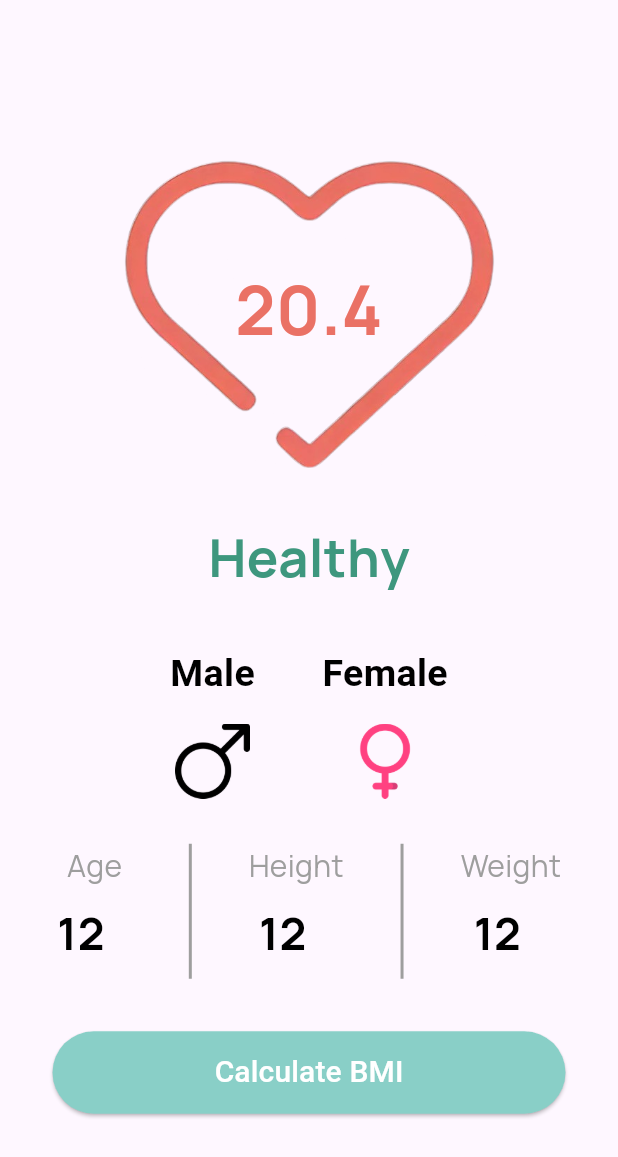
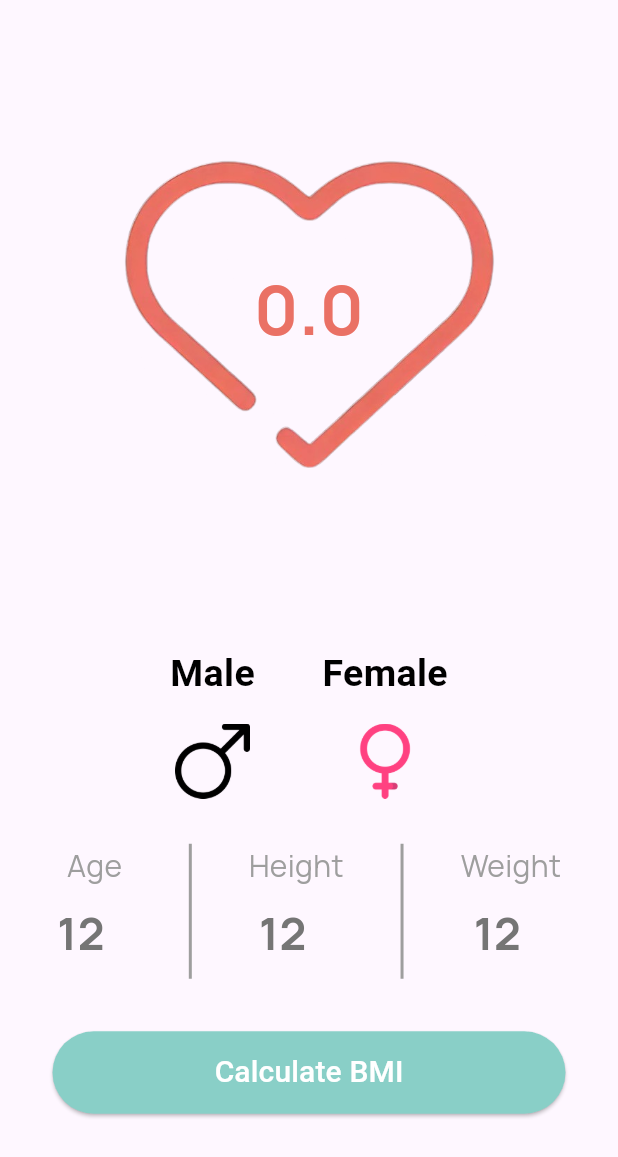
Before and after one commit to sagardhadke/bmi_wscube, a Flutter app: the screen it shows after launch, on a phone screen of 412 x 824 dp. Shown: the top 1157 px of the screen. Run offline on Flutter 3.47's test engine with Material 3 defaults, Android fonts, the phone set to English and light mode, and no system bars.

Commit message:
Added BMI Calculation

```diff
--- a/lib/bmiScreen.dart
+++ b/lib/bmiScreen.dart
@@ -1,7 +1,49 @@
 import 'package:flutter/material.dart';
 
-class MyBMI extends StatelessWidget {
+class MyBMI extends StatefulWidget {
   const MyBMI({super.key});
+
+  @override
+  State<MyBMI> createState() => _MyBMIState();
+}
+
+class _MyBMIState extends State<MyBMI> {
+  String bmiResult = '0.0';
+  String bmiStatus = '';
+  TextEditingController height = TextEditingController();
+  TextEditingController weight = TextEditingController();
+  TextEditingController age = TextEditingController();
+
+  void calculateBMI() {
+    try {
+      double heightInCm = double.parse(height.text);
+      double weightInKg = double.parse(weight.text);
+
+      double heightInMeters = heightInCm / 100;
+      double bmi = weightInKg / (heightInMeters * heightInMeters);
+
+      String status;
+      if (bmi < 18.5) {
+        status = "Underweight";
+      } else if (bmi < 25) {
+        status = "Healthy";
+      } else if (bmi < 30) {
+        status = "Overweight";
+      } else {
+        status = "Obese";
+      }
+
+      setState(() {
+        bmiResult = bmi.toStringAsFixed(1);
+        bmiStatus = status;
+      });
+    } catch (e) {
+      setState(() {
+        bmiResult = "0.0";
+        bmiStatus = "Invalid input";
+      });
+    }
+  }
 
   @override
   Widget build(BuildContext context) {
@@ -19,7 +61,7 @@ class MyBMI extends StatelessWidget {
                   height: 250,
                 ),
                 Text(
-                  "20.4",
+                  bmiResult,
                   style: TextStyle(
                       fontFamily: 'Manrope',
                       fontWeight: FontWeight.w700,
@@ -32,7 +74,7 @@ class MyBMI extends StatelessWidget {
               height: 15,
             ),
             Text(
-              "Healthy",
+              bmiStatus,
               style: TextStyle(
                   fontSize: 35,
                   fontWeight: FontWeight.bold,
@@ -105,6 +147,8 @@ class MyBMI extends StatelessWidget {
                     SizedBox(
                       width: 50,
                       child: TextField(
+                        controller: age,
+                        keyboardType: TextInputType.number,
                         style: TextStyle(
                             fontSize: 30,
                             fontWeight: FontWeight.bold,
@@ -114,8 +158,8 @@ class MyBMI extends StatelessWidget {
                           hintText: '12',
                           hintStyle: TextStyle(
                               fontSize: 30,
-                              fontWeight: FontWeight.bold,
-                              color: Colors.black,
+                              fontWeight: FontWeight.w600,
+                              color: Colors.grey.shade600,
                               fontFamily: 'Manrope'),
                           border: InputBorder.none,
                           focusedBorder: InputBorder.none,
@@ -144,6 +188,8 @@ class MyBMI extends StatelessWidget {
                     SizedBox(
                       width: 50,
                       child: TextField(
+                        controller: height,
+                        keyboardType: TextInputType.number,
                         style: TextStyle(
                             fontSize: 25,
                             fontWeight: FontWeight.bold,
@@ -153,8 +199,8 @@ class MyBMI extends StatelessWidget {
                           hintText: '12',
                           hintStyle: TextStyle(
                               fontSize: 30,
-                              fontWeight: FontWeight.bold,
-                              color: Colors.black,
+                              fontWeight: FontWeight.w600,
+                              color: Colors.grey.shade600,
                               fontFamily: 'Manrope'),
                           border: InputBorder.none,
                           focusedBorder: InputBorder.none,
@@ -183,6 +229,8 @@ class MyBMI extends StatelessWidget {
                     SizedBox(
                       width: 50,
                       child: TextField(
+                        keyboardType: TextInputType.number,
+                        controller: weight,
                         style: TextStyle(
                             fontSize: 25,
                             fontWeight: FontWeight.bold,
@@ -192,8 +240,8 @@ class MyBMI extends StatelessWidget {
                           hintText: '12',
                           hintStyle: TextStyle(
                               fontSize: 30,
-                              fontWeight: FontWeight.bold,
-                              color: Colors.black,
+                              fontWeight: FontWeight.w600,
+                              color: Colors.grey.shade600,
                               fontFamily: 'Manrope'),
                           border: InputBorder.none,
                           focusedBorder: InputBorder.none,
@@ -217,7 +265,7 @@ class MyBMI extends StatelessWidget {
                   style: ElevatedButton.styleFrom(
                       backgroundColor: Color(0XFF89CFC7),
                       foregroundColor: Colors.white),
-                  onPressed: () {},
+                  onPressed: calculateBMI,
                   child: Text(
                     "Calculate BMI",
                     style: TextStyle(fontSize: 20),
```
